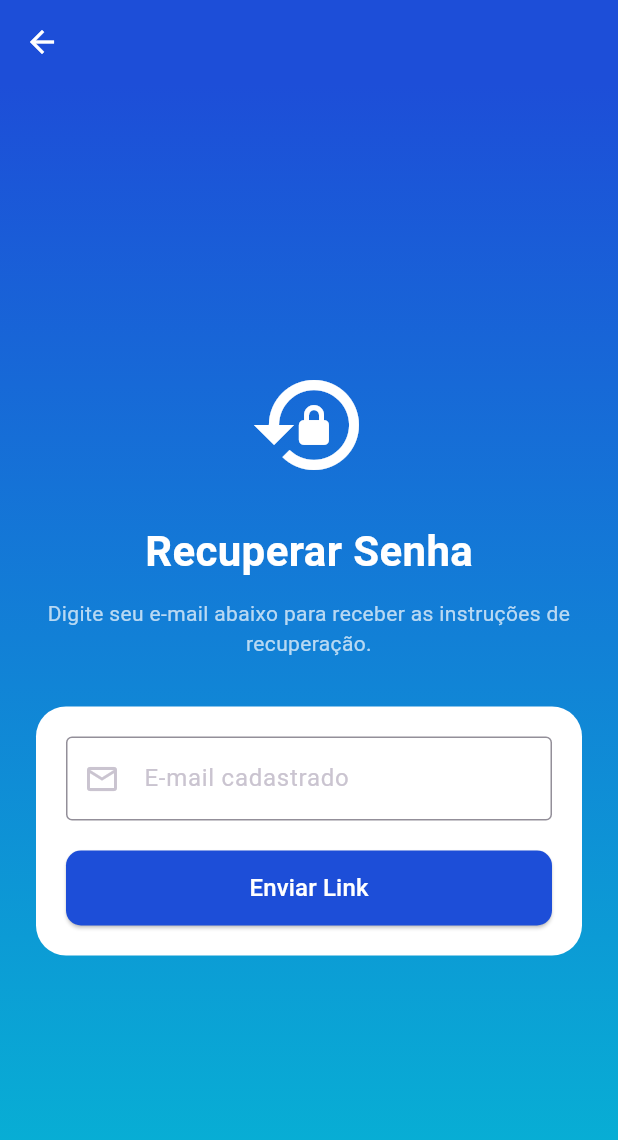
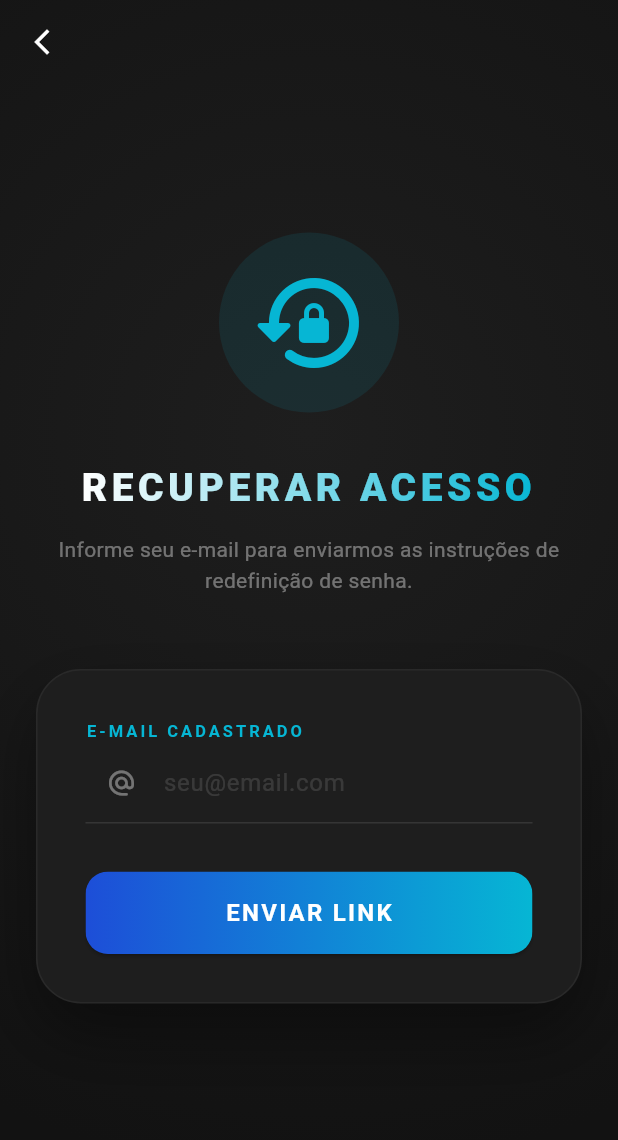
Before and after one commit to Joaohnt27/fitlab_mobile2, a Flutter app: the ForgotPasswordScreen screen opened directly, on a phone screen of 412 x 824 dp. Shown: the top 1140 px of the screen. Run offline on Flutter 3.47's test engine with Material 3 defaults, Android fonts, the phone set to English and light mode, and no system bars; our stand-ins replace device_preview.

Commit message:
style: update forgot password screen style

```diff
--- a/lib/screens/forgot_password_screen.dart
+++ b/lib/screens/forgot_password_screen.dart
@@ -12,95 +12,151 @@ class _ForgotPasswordScreenState extends State<ForgotPasswordScreen> {
 
   void _handleResetPassword() {
     if (_emailController.text.isNotEmpty) {
-      // aqui entraria a chamada ao Back-end
       ScaffoldMessenger.of(context).showSnackBar(
         SnackBar(
+          backgroundColor: const Color(0xFF1E1E1E),
           content: Text(
-            'Se o e-mail: ${_emailController.text} for cadastrado no FitLab, você receberá um link para redefinir sua senha.',
+            'Se o e-mail: ${_emailController.text} for associado com uma conta FitLab, você receberá um link de redefinição.',
+            style: const TextStyle(color: Color(0xFF06B6D4)),
           ),
         ),
       );
-      Navigator.pop(context); // Volta para o Login após enviar
+      Navigator.pop(context);
     }
   }
 
   @override
   Widget build(BuildContext context) {
     return Scaffold(
+      backgroundColor: const Color(0xFF121212),
       appBar: AppBar(
-        backgroundColor: const Color(0xFF1D4ED8),
+        backgroundColor: Colors.transparent,
         elevation: 0,
         leading: IconButton(
-          icon: const Icon(Icons.arrow_back, color: Colors.white),
+          icon: const Icon(
+            Icons.arrow_back_ios_new,
+            color: Colors.white,
+            size: 20,
+          ),
           onPressed: () => Navigator.pop(context),
         ),
       ),
+      extendBodyBehindAppBar: true,
       body: Container(
         width: double.infinity,
         height: double.infinity,
-        decoration: const BoxDecoration(
-          gradient: LinearGradient(
-            begin: Alignment.topCenter,
-            end: Alignment.bottomCenter,
-            colors: [Color(0xFF1D4ED8), Color(0xFF06B6D4)],
+        decoration: BoxDecoration(
+          gradient: RadialGradient(
+            center: const Alignment(0.0, -0.3),
+            radius: 1.2,
+            colors: [const Color(0xFF1E1E1E), const Color(0xFF121212)],
           ),
         ),
         child: Padding(
-          padding: const EdgeInsets.all(24.0),
+          padding: const EdgeInsets.symmetric(horizontal: 24.0),
           child: Column(
             mainAxisAlignment: MainAxisAlignment.center,
             children: [
-              const Icon(Icons.lock_reset, size: 80, color: Colors.white),
-              const SizedBox(height: 24),
-              const Text(
-                "Recuperar Senha",
-                style: TextStyle(
-                  fontSize: 28,
-                  fontWeight: FontWeight.bold,
-                  color: Colors.white,
+              // Ícone de Cadeado com brilho
+              Container(
+                padding: const EdgeInsets.all(20),
+                decoration: BoxDecoration(
+                  color: const Color(0xFF06B6D4).withOpacity(0.1),
+                  shape: BoxShape.circle,
+                ),
+                child: const Icon(
+                  Icons.lock_reset_rounded,
+                  size: 80,
+                  color: Color(0xFF06B6D4),
+                ),
+              ),
+              const SizedBox(height: 32),
+
+              // Título
+              ShaderMask(
+                shaderCallback: (bounds) => const LinearGradient(
+                  colors: [Colors.white, Color(0xFF06B6D4)],
+                ).createShader(bounds),
+                child: const Text(
+                  'RECUPERAR ACESSO',
+                  textAlign: TextAlign.center,
+                  style: TextStyle(
+                    fontSize: 26,
+                    letterSpacing: 3,
+                    fontWeight: FontWeight.w900,
+                    color: Colors.white,
+                  ),
                 ),
               ),
               const SizedBox(height: 12),
               const Text(
-                "Digite seu e-mail abaixo para receber as instruções de recuperação.",
+                "Informe seu e-mail para enviarmos as instruções de redefinição de senha.",
                 textAlign: TextAlign.center,
-                style: TextStyle(color: Colors.white70),
+                style: TextStyle(
+                  color: Colors.white38,
+                  fontSize: 14,
+                  height: 1.5,
+                ),
               ),
-              const SizedBox(height: 32),
+              const SizedBox(height: 48),
 
-              // Card com o Input
+              // Card Integrado com o Input
               Container(
-                padding: const EdgeInsets.all(20),
+                constraints: const BoxConstraints(maxWidth: 400),
+                padding: const EdgeInsets.all(32.0),
                 decoration: BoxDecoration(
-                  color: Colors.white,
-                  borderRadius: BorderRadius.circular(20),
+                  color: const Color(0xFF1E1E1E),
+                  borderRadius: BorderRadius.circular(30),
+                  border: Border.all(color: Colors.white.withOpacity(0.05)),
+                  boxShadow: [
+                    BoxShadow(
+                      color: Colors.black.withOpacity(0.4),
+                      blurRadius: 40,
+                      offset: const Offset(0, 20),
+                    ),
+                  ],
                 ),
                 child: Column(
                   children: [
-                    TextField(
+                    _buildSportyTextField(
                       controller: _emailController,
-                      keyboardType: TextInputType.emailAddress,
-                      decoration: const InputDecoration(
-                        labelText: 'E-mail cadastrado',
-                        border: OutlineInputBorder(),
-                        prefixIcon: Icon(Icons.email_outlined),
-                      ),
+                      label: 'E-MAIL CADASTRADO',
+                      hint: 'seu@email.com',
+                      icon: Icons.alternate_email_rounded,
                     ),
-                    const SizedBox(height: 20),
+                    const SizedBox(height: 32),
+
+                    // Botão Enviar
                     SizedBox(
                       width: double.infinity,
-                      height: 50,
+                      height: 55,
                       child: ElevatedButton(
                         onPressed: _handleResetPassword,
                         style: ElevatedButton.styleFrom(
-                          backgroundColor: const Color(0xFF1D4ED8),
+                          padding: EdgeInsets.zero,
                           shape: RoundedRectangleBorder(
-                            borderRadius: BorderRadius.circular(10),
+                            borderRadius: BorderRadius.circular(15),
                           ),
                         ),
-                        child: const Text(
-                          "Enviar Link",
-                          style: TextStyle(color: Colors.white, fontSize: 16),
+                        child: Ink(
+                          decoration: BoxDecoration(
+                            gradient: const LinearGradient(
+                              colors: [Color(0xFF1D4ED8), Color(0xFF06B6D4)],
+                            ),
+                            borderRadius: BorderRadius.circular(15),
+                          ),
+                          child: Container(
+                            alignment: Alignment.center,
+                            child: const Text(
+                              'ENVIAR LINK',
+                              style: TextStyle(
+                                color: Colors.white,
+                                fontSize: 16,
+                                fontWeight: FontWeight.bold,
+                                letterSpacing: 1.5,
+                              ),
+                            ),
+                          ),
                         ),
                       ),
                     ),
@@ -113,4 +169,42 @@ class _ForgotPasswordScreenState extends State<ForgotPasswordScreen> {
       ),
     );
   }
+
+  Widget _buildSportyTextField({
+    required TextEditingController controller,
+    required String label,
+    required String hint,
+    required IconData icon,
+  }) {
+    return Column(
+      crossAxisAlignment: CrossAxisAlignment.start,
+      children: [
+        Text(
+          label,
+          style: const TextStyle(
+            color: Color(0xFF06B6D4),
+            fontSize: 11,
+            fontWeight: FontWeight.bold,
+            letterSpacing: 2,
+          ),
+        ),
+        TextField(
+          controller: controller,
+          style: const TextStyle(color: Colors.white, fontSize: 16),
+          decoration: InputDecoration(
+            hintText: hint,
+            hintStyle: const TextStyle(color: Colors.white12),
+            prefixIcon: Icon(icon, color: Colors.white38, size: 20),
+            enabledBorder: const UnderlineInputBorder(
+              borderSide: BorderSide(color: Colors.white10),
+            ),
+            focusedBorder: const UnderlineInputBorder(
+              borderSide: BorderSide(color: Color(0xFF06B6D4)),
+            ),
+            contentPadding: const EdgeInsets.symmetric(vertical: 15),
+          ),
+        ),
+      ],
+    );
+  }
 }
```
